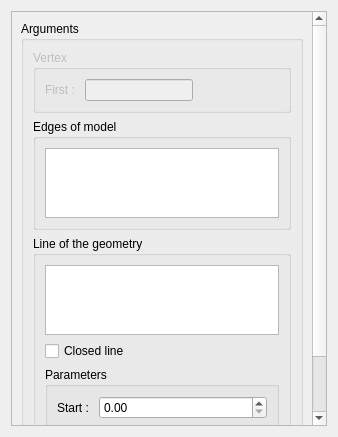
Old version of the form src/HEXABLOCKGUI/EdgeAssoc_QTD.ui in the repository SalomePlatform/hexablock.
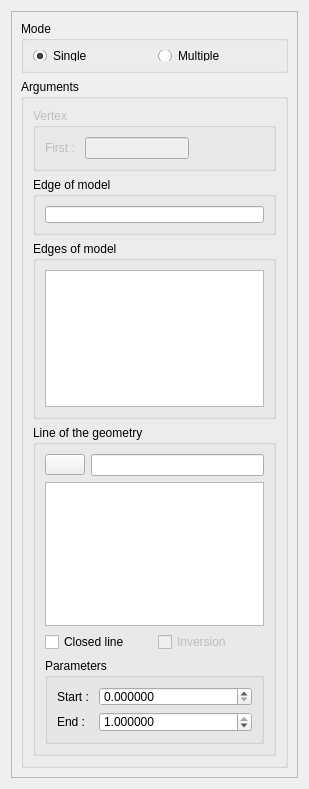
New version of the form.

What changed in the file:
```diff
--- a/src/HEXABLOCKGUI/EdgeAssoc_QTD.ui
+++ b/src/HEXABLOCKGUI/EdgeAssoc_QTD.ui
@@ -6,8 +6,8 @@
    <rect>
     <x>0</x>
     <y>0</y>
-    <width>338</width>
-    <height>437</height>
+    <width>309</width>
+    <height>789</height>
    </rect>
   </property>
   <property name="sizePolicy">
@@ -16,12 +16,30 @@
     <verstretch>0</verstretch>
    </sizepolicy>
   </property>
+  <property name="minimumSize">
+   <size>
+    <width>260</width>
+    <height>0</height>
+   </size>
+  </property>
   <property name="windowTitle">
    <string>Edge(s) Association</string>
   </property>
   <layout class="QVBoxLayout" name="verticalLayout_4">
    <item>
     <widget class="QScrollArea" name="scrollArea">
+     <property name="sizePolicy">
+      <sizepolicy hsizetype="Minimum" vsizetype="Expanding">
+       <horstretch>0</horstretch>
+       <verstretch>0</verstretch>
+      </sizepolicy>
+     </property>
+     <property name="minimumSize">
+      <size>
+       <width>5</width>
+       <height>0</height>
+      </size>
+     </property>
      <property name="widgetResizable">
       <bool>true</bool>
      </property>
@@ -30,13 +48,60 @@
        <rect>
         <x>0</x>
         <y>0</y>
-        <width>300</width>
-        <height>520</height>
+        <width>287</width>
+        <height>767</height>
        </rect>
       </property>
       <layout class="QVBoxLayout" name="verticalLayout_2">
+       <item>
+        <widget class="QGroupBox" name="groupBox_3">
+         <property name="minimumSize">
+          <size>
+           <width>0</width>
+           <height>52</height>
+          </size>
+         </property>
+         <property name="maximumSize">
+          <size>
+           <width>16777215</width>
+           <height>52</height>
+          </size>
+         </property>
+         <property name="title">
+          <string>Mode</string>
+         </property>
+         <layout class="QHBoxLayout" name="horizontalLayout_2">
+          <item>
+           <widget class="QRadioButton" name="single_rb">
+            <property name="text">
+             <string>Single</string>
+            </property>
+            <property name="checked">
+             <bool>true</bool>
+            </property>
+           </widget>
+          </item>
+          <item>
+           <widget class="QRadioButton" name="multiple_rb">
+            <property name="text">
+             <string>Multiple</string>
+            </property>
+            <property name="checked">
+             <bool>false</bool>
+            </property>
+           </widget>
+          </item>
+         </layout>
+        </widget>
+       </item>
        <item>
         <widget class="QGroupBox" name="groupBox_2">
+         <property name="minimumSize">
+          <size>
+           <width>5</width>
+           <height>0</height>
+          </size>
+         </property>
          <property name="title">
           <string>Arguments</string>
          </property>
@@ -46,6 +111,12 @@
             <property name="enabled">
              <bool>false</bool>
             </property>
+            <property name="minimumSize">
+             <size>
+              <width>0</width>
+              <height>0</height>
+             </size>
+            </property>
             <property name="title">
              <string>Vertex</string>
             </property>
@@ -80,8 +151,38 @@
             </layout>
            </widget>
           </item>
+          <item>
+           <widget class="QGroupBox" name="single_edge_gb">
+            <property name="minimumSize">
+             <size>
+              <width>0</width>
+              <height>58</height>
+             </size>
+            </property>
+            <property name="maximumSize">
+             <size>
+              <width>16777215</width>
+              <height>58</height>
+             </size>
+            </property>
+            <property name="title">
+             <string>Edge of model</string>
+            </property>
+            <layout class="QHBoxLayout" name="horizontalLayout_3">
+             <item>
+              <widget class="QLineEdit" name="single_edge_le"/>
+             </item>
+            </layout>
+           </widget>
+          </item>
           <item>
            <widget class="QGroupBox" name="edge_gb">
+            <property name="minimumSize">
+             <size>
+              <width>0</width>
+              <height>0</height>
+             </size>
+            </property>
             <property name="title">
              <string>Edges of model</string>
             </property>
@@ -94,22 +195,87 @@
           </item>
           <item>
            <widget class="QGroupBox" name="line_gb">
+            <property name="minimumSize">
+             <size>
+              <width>0</width>
+              <height>0</height>
+             </size>
+            </property>
             <property name="title">
              <string>Line of the geometry</string>
             </property>
-            <layout class="QGridLayout" name="gridLayout_3">
-             <item row="0" column="0" rowspan="2">
+            <layout class="QVBoxLayout" name="verticalLayout_3">
+             <item>
+              <layout class="QHBoxLayout" name="horizontalLayout_4">
+               <item>
+                <widget class="QPushButton" name="pb_line_select">
+                 <property name="sizePolicy">
+                  <sizepolicy hsizetype="Fixed" vsizetype="Fixed">
+                   <horstretch>0</horstretch>
+                   <verstretch>0</verstretch>
+                  </sizepolicy>
+                 </property>
+                 <property name="maximumSize">
+                  <size>
+                   <width>16777215</width>
+                   <height>21</height>
+                  </size>
+                 </property>
+                 <property name="text">
+                  <string/>
+                 </property>
+                 <property name="autoDefault">
+                  <bool>false</bool>
+                 </property>
+                </widget>
+               </item>
+               <item>
+                <widget class="QLineEdit" name="single_line_le">
+                 <property name="readOnly">
+                  <bool>true</bool>
+                 </property>
+                </widget>
+               </item>
+              </layout>
+             </item>
+             <item>
               <widget class="QListWidget" name="lines_lw"/>
              </item>
-             <item row="2" column="0">
-              <widget class="QCheckBox" name="close_cb">
-               <property name="text">
-                <string>Closed line</string>
-               </property>
-              </widget>
+             <item>
+              <layout class="QHBoxLayout" name="horizontalLayout">
+               <item>
+                <widget class="QCheckBox" name="close_cb">
+                 <property name="text">
+                  <string>Closed line</string>
+                 </property>
+                </widget>
+               </item>
+               <item>
+                <widget class="QCheckBox" name="inverse_cb">
+                 <property name="enabled">
+                  <bool>false</bool>
+                 </property>
+                 <property name="text">
+                  <string>Inversion</string>
+                 </property>
+                </widget>
+               </item>
+              </layout>
              </item>
-             <item row="3" column="0">
+             <item>
               <widget class="QGroupBox" name="groupBox">
+               <property name="minimumSize">
+                <size>
+                 <width>0</width>
+                 <height>86</height>
+                </size>
+               </property>
+               <property name="maximumSize">
+                <size>
+                 <width>16777215</width>
+                 <height>16777215</height>
+                </size>
+               </property>
                <property name="title">
                 <string>Parameters</string>
                </property>
@@ -123,6 +289,9 @@
                 </item>
                 <item row="0" column="1">
                  <widget class="QDoubleSpinBox" name="pstart_spb">
+                  <property name="decimals">
+                   <number>6</number>
+                  </property>
                   <property name="maximum">
                    <double>1.000000000000000</double>
                   </property>
@@ -140,12 +309,18 @@
                 </item>
                 <item row="1" column="1">
                  <widget class="QDoubleSpinBox" name="pend_spb">
+                  <property name="decimals">
+                   <number>6</number>
+                  </property>
                   <property name="maximum">
                    <double>1.000000000000000</double>
                   </property>
                   <property name="singleStep">
                    <double>0.010000000000000</double>
                   </property>
+                  <property name="value">
+                   <double>1.000000000000000</double>
+                  </property>
                  </widget>
                 </item>
                </layout>
@@ -157,6 +332,19 @@
          </layout>
         </widget>
        </item>
+       <item>
+        <spacer name="verticalSpacer">
+         <property name="orientation">
+          <enum>Qt::Vertical</enum>
+         </property>
+         <property name="sizeHint" stdset="0">
+          <size>
+           <width>20</width>
+           <height>5</height>
+          </size>
+         </property>
+        </spacer>
+       </item>
       </layout>
      </widget>
     </widget>
```
Left out of the diff: 272 changed lines with no effect on the pictures.
